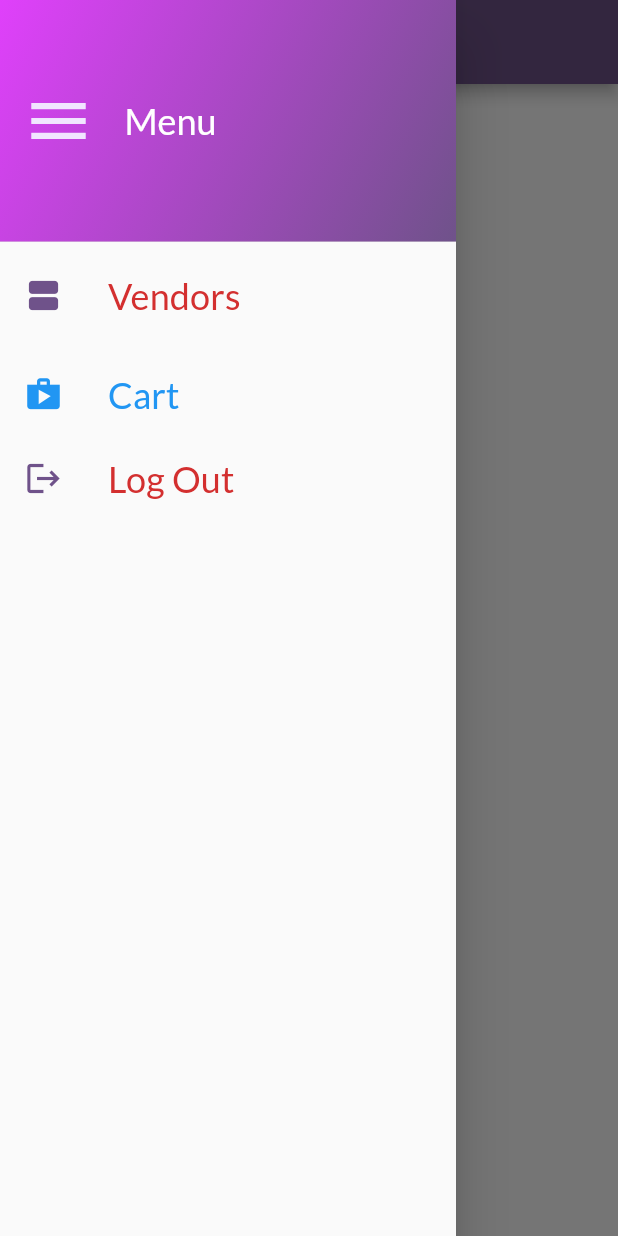
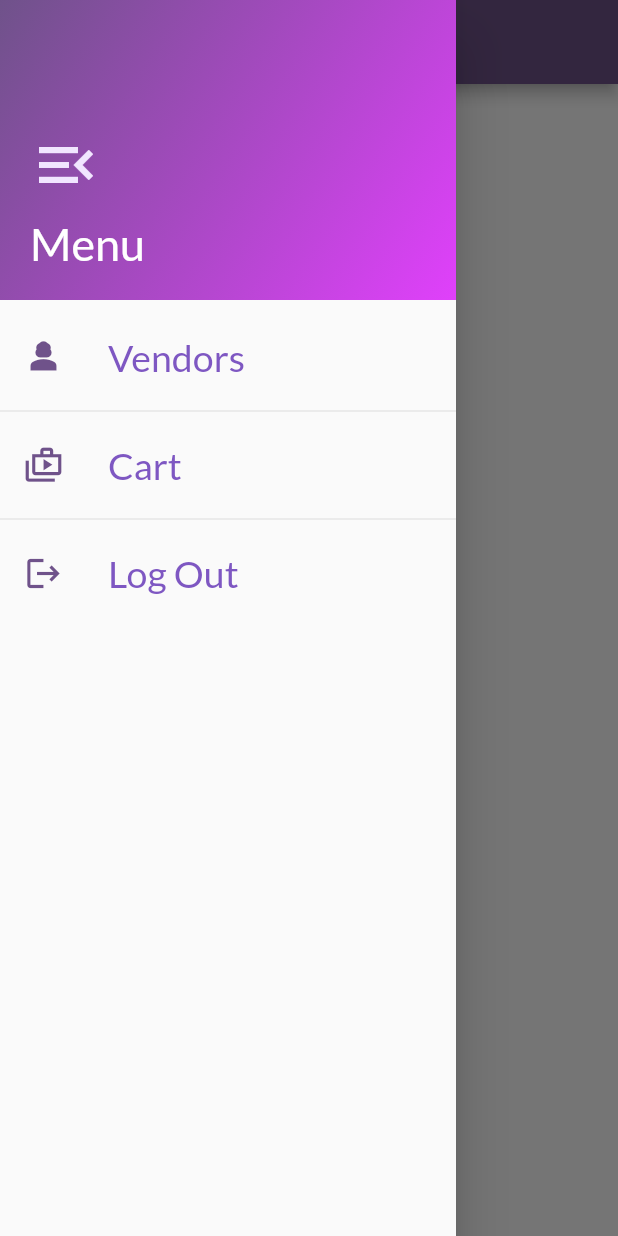
Before and after one commit to MohamedAboElM3aTy/wed_plan_project, a Flutter app: the CartScreen screen opened directly, with the side drawer open, on a phone screen of 412 x 824 dp. Run offline on Flutter 3.47's test engine with Material 2 defaults, Android fonts, the phone set to English and light mode, and no system bars; our stand-ins replace firebase_auth, firebase_core, flutter_svg, google_fonts, persistent_bottom_nav_bar_v2, transparent_image; accounts and stored records are empty.

Commit message:
MainDrawer but navigation doesnot work

```diff
--- a/lib/views/widgets/main_drawer.dart
+++ b/lib/views/widgets/main_drawer.dart
@@ -1,102 +1,84 @@
+// required this.onSelectScreen,
+// final void Function(String identifier) onSelectScreen;
 import 'package:flutter/material.dart';
-
+import 'package:wed_plan_project/services/auth.dart';
 import 'package:wed_plan_project/utilities/constants.dart';
-import 'package:wed_plan_project/services/auth.dart';
 import 'package:wed_plan_project/utilities/routes.dart';
+import './drawer_list_tile.dart';
 
 class MainDrawer extends StatelessWidget {
   final Auth auth = Auth();
-  MainDrawer({
-    super.key,
-    // required this.onSelectScreen,
-  });
-
-  // final void Function(String identifier) onSelectScreen;
 
   @override
   Widget build(BuildContext context) {
     return Drawer(
       child: Column(
+        crossAxisAlignment: CrossAxisAlignment.start,
         children: [
-          DrawerHeader(
-            padding: const EdgeInsets.all(15),
+          Container(
+            height: 200,
+            width: double.infinity,
             decoration: BoxDecoration(
               gradient: LinearGradient(
                 colors: [
+                  kColorScheme.primary,
                   Colors.purpleAccent,
-                  kColorScheme.primary,
                 ],
                 begin: Alignment.topLeft,
                 end: Alignment.bottomRight,
               ),
             ),
-            child: Row(
+            child: Padding(
+              padding: const EdgeInsets.all(20),
+              child: Column(
+                crossAxisAlignment: CrossAxisAlignment.start,
+                mainAxisAlignment: MainAxisAlignment.end,
                 children: [
                   Icon(
-                  Icons.menu,
+                    Icons.menu_open_outlined,
                     size: 48,
                     color: kColorScheme.secondary,
                   ),
-                const SizedBox(width: 20),
+                  SizedBox(height: 10),
                   Text(
                     'Menu',
-                  style: Theme.of(context).textTheme.titleLarge!.copyWith(
-                        color:
-                            Theme.of(context).colorScheme.onSecondaryContainer,
-                        fontSize: 24,
+                    style: TextStyle(
+                      color: Theme.of(context).colorScheme.onSecondaryContainer,
+                      fontSize: 30,
                     ),
                   ),
                 ],
               ),
             ),
-          ListTile(
-            leading: Icon(
-              Icons.view_agenda_rounded,
-              size: 26,
-              color: Theme.of(context).primaryColor,
           ),
-            title: Text(
-              'Vendors',
-              style: Theme.of(context).textTheme.titleSmall!.copyWith(
-                    color: Theme.of(context).colorScheme.error,
-                    fontSize: 24,
-                  ),
-            ),
+          const SizedBox(height: 10),
+          Expanded(
+            child: Column(
+              children: [
+                BuildListTile(
+                  icon: Icons.person_3,
+                  titleText: 'Vendors',
                   onTap: () {},
                 ),
-          const SizedBox(height: 10.0),
-          ListTile(
-            leading: Icon(
-              Icons.shop,
-              size: 26,
-              color: Theme.of(context).colorScheme.primary,
+                Divider(),
+                BuildListTile(
+                  icon: Icons.shop_2_outlined,
+                  titleText: 'Cart',
+                  onTap: () =>
+                      Navigator.of(context).pushNamed(AppRoutes.cartScreen),
                 ),
-            title: Text(
-              'Cart',
-              style: Theme.of(context).textTheme.titleSmall!.copyWith(
-                    color: Theme.of(context).colorScheme.secondaryContainer,
-                    fontSize: 24,
-                  ),
-            ),
-            onTap: () {},
-          ),
-          ListTile(
-            leading: Icon(
-              Icons.logout,
-              size: 26,
-              color: Theme.of(context).primaryColor,
-            ),
-            title: Text(
-              'Log Out',
-              style: Theme.of(context).textTheme.titleSmall!.copyWith(
-                    color: Theme.of(context).colorScheme.error,
-                    fontSize: 24,
-                  ),
-            ),
+                Divider(),
+                BuildListTile(
+                  icon: Icons.logout,
+                  titleText: 'Log Out',
                   onTap: () async {
                     await auth.logout();
-              Navigator.of(context).pushReplacementNamed(AppRoutes.loginPage);
+                    Navigator.of(context)
+                        .pushReplacementNamed(AppRoutes.loginPage);
                   },
+                ),
+              ],
+            ),
           ),
         ],
       ),
```
Lines whose indentation alone changed are shown as unchanged.
